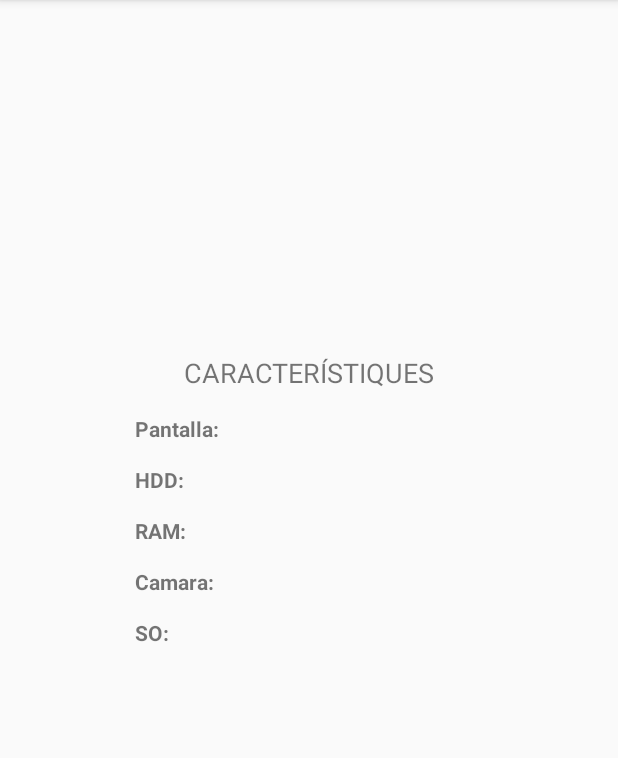
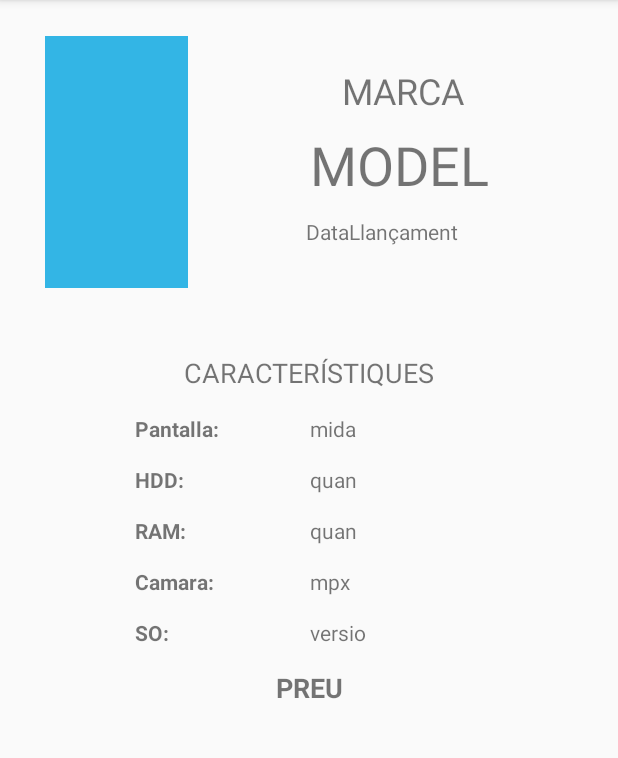
Before and after one commit to kirudas/phoneMarket, an Android app: the DetailMobile screen opened directly, with no data from a screen before it, on a phone screen of 412 x 824 dp, the part 84-842 px from its top. Run offline under Robolectric (Android 15) with nearby library versions, the phone set to English and light mode, and no system bars.

Commit message:
DetailActivity que carregui des de bbdd

```diff
--- a/app/src/main/java/info/androidhive/recyclerview/DetailMobile.java
+++ b/app/src/main/java/info/androidhive/recyclerview/DetailMobile.java
@@ -1,6 +1,8 @@
 package info.androidhive.recyclerview;
 
 import android.content.Intent;
+import android.database.Cursor;
+import android.database.sqlite.SQLiteDatabase;
 import android.graphics.Bitmap;
 import android.graphics.BitmapFactory;
 import android.os.AsyncTask;
@@ -15,42 +17,56 @@ import java.net.URL;
 
 public class DetailMobile extends AppCompatActivity {
     private ImageView mImageView = null;
+    private Cursor Mobiles;
+    private MobilesConversor MobilesConv;
+    private MobilesSqlLiteHelper mobHelper;
+    //private String[] colums= {"model","marca","pantalla","hdd","ram","camara","so","any","preu","foto"};
     @Override
     protected void onCreate(Bundle savedInstanceState) {
         super.onCreate(savedInstanceState);
         setContentView(R.layout.activity_detail_mobile);
         // Get the Intent that started this activity and extract the string
         Intent intent = getIntent();
-        String message = intent.getStringExtra("model");
+        String codi = intent.getStringExtra("codi");
+        mobHelper = new  MobilesSqlLiteHelper(this, "Mobiles.db", null, 2);
+        // obtenir l'objecte BD
+        SQLiteDatabase db = mobHelper.getWritableDatabase();
+        MobilesConv = new MobilesConversor(mobHelper);
+        //Busca el mobil segons el codi
+        Cursor cursor = MobilesConv.getAll();
+        cursor.moveToFirst();
+        boolean acaba = cursor.isLast();
+        while(!acaba && !cursor.isAfterLast()){
+            if (cursor.getString(0).equals(codi)){
+                acaba = true;
+            }else {
+                cursor.moveToNext();
+            }
+        }
+        if (!acaba){
+            return;
+        }
         TextView textView = findViewById(R.id.model);
-        textView.setText(message);
-        message = intent.getStringExtra("marca");
+        textView.setText(cursor.getString(1));
         textView = findViewById(R.id.marca);
-        textView.setText(message);
-        message = intent.getStringExtra("pantalla");
+        textView.setText(cursor.getString(2));
         textView = findViewById(R.id.midaPantalla);
-        textView.setText(message);
-        message = intent.getStringExtra("hdd");
+        textView.setText(cursor.getString(3));
         textView = findViewById(R.id.quantHdd);
-        textView.setText(message);
-        message = intent.getStringExtra("ram");
+        textView.setText(cursor.getString(4));
         textView = findViewById(R.id.quantRam);
-        textView.setText(message);
-        message = intent.getStringExtra("camara");
+        textView.setText(cursor.getString(5));
         textView = findViewById(R.id.camera);
-        textView.setText(message);
-        message = intent.getStringExtra("so");
+        textView.setText(cursor.getString(6));
         textView = findViewById(R.id.versio);
-        textView.setText(message);
-        message = intent.getStringExtra("any");
+        textView.setText(cursor.getString(7));
         textView = findViewById(R.id.dataLlancament);
-        textView.setText(message);
-        message = intent.getStringExtra("preu");
+        textView.setText(cursor.getString(8));
         textView = findViewById(R.id.preu);
-        textView.setText(message);
-        String url = intent.getStringExtra("foto");
+        textView.setText(cursor.getString(9));
         mImageView = findViewById(R.id.imageView2);
-        new TascaDescarrega().execute(url);
+
+        new TascaDescarrega().execute(cursor.getString(10));
     }
     private Bitmap carregarImatgeDeLaXarxa(String url){
         try {
```
Also changed, not shown: app/src/main/java/info/androidhive/recyclerview/MainActivity.java (+5 -14 lines).
